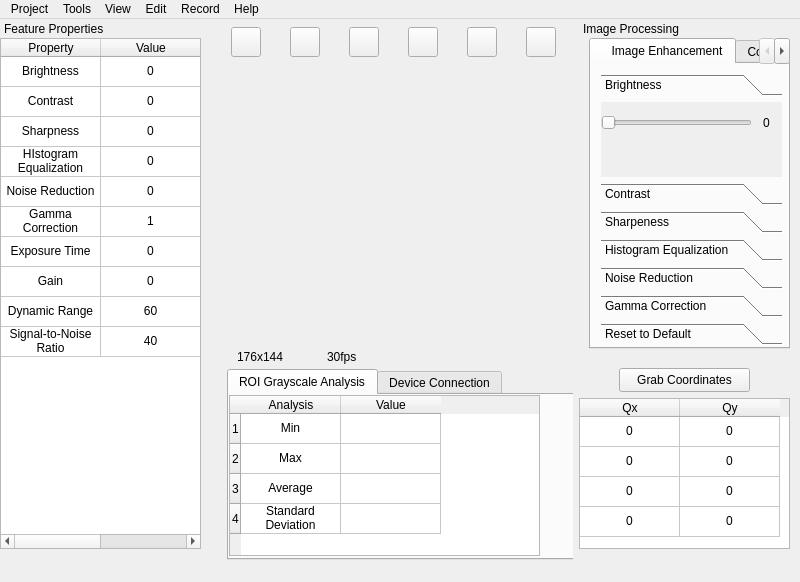
The window that mainwindow.ui (yuranxue272181/WPIMQP) describes before a commit, drawn with Qt 5.
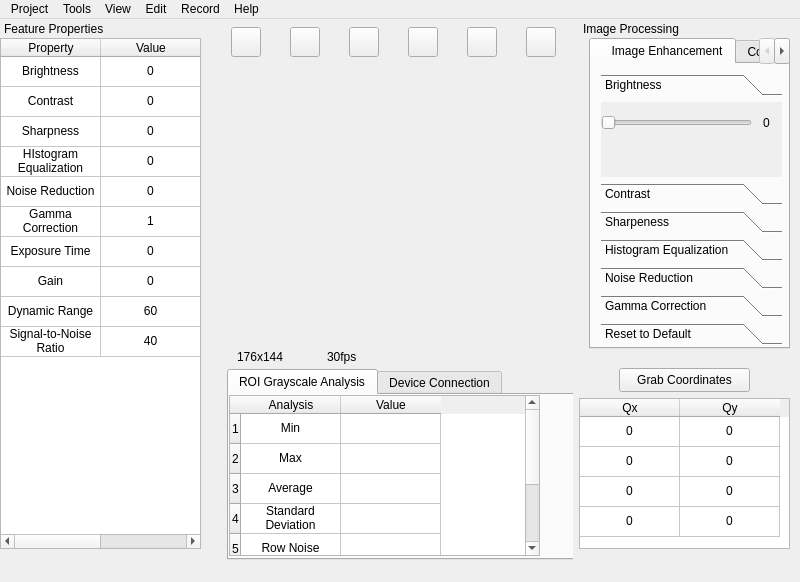
The same window after the commit. The open tabs and pages were chosen to show the change.

Commit message: row and column noise

Diff of the .ui file:
```diff
--- a/mainwindow.ui
+++ b/mainwindow.ui
@@ -211,6 +211,9 @@
       <row/>
       <row/>
       <row/>
+      <row/>
+      <row/>
+      <row/>
       <column>
        <property name="text">
         <string>Analysis</string>
@@ -279,6 +282,54 @@
         <set>AlignCenter</set>
        </property>
       </item>
+      <item row="4" column="0">
+       <property name="text">
+        <string>Row Noise</string>
+       </property>
+       <property name="textAlignment">
+        <set>AlignCenter</set>
+       </property>
+      </item>
+      <item row="4" column="1">
+       <property name="text">
+        <string/>
+       </property>
+       <property name="textAlignment">
+        <set>AlignCenter</set>
+       </property>
+      </item>
+      <item row="5" column="0">
+       <property name="text">
+        <string>Column Noise</string>
+       </property>
+       <property name="textAlignment">
+        <set>AlignCenter</set>
+       </property>
+      </item>
+      <item row="5" column="1">
+       <property name="text">
+        <string/>
+       </property>
+       <property name="textAlignment">
+        <set>AlignCenter</set>
+       </property>
+      </item>
+      <item row="6" column="0">
+       <property name="text">
+        <string>Pixel Noise</string>
+       </property>
+       <property name="textAlignment">
+        <set>AlignCenter</set>
+       </property>
+      </item>
+      <item row="6" column="1">
+       <property name="text">
+        <string/>
+       </property>
+       <property name="textAlignment">
+        <set>AlignCenter</set>
+       </property>
+      </item>
      </widget>
     </widget>
     <widget class="QWidget" name="tab_5">
```
Left out of the diff: 28 changed lines with no effect on the pictures. The commit also changes 10 other files.
